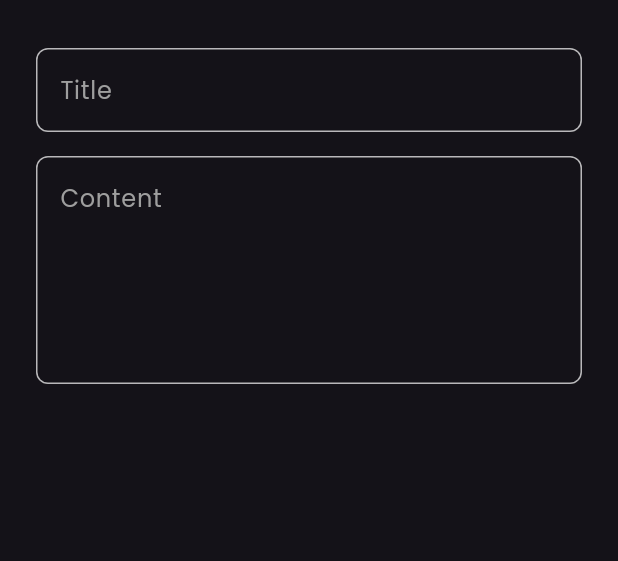
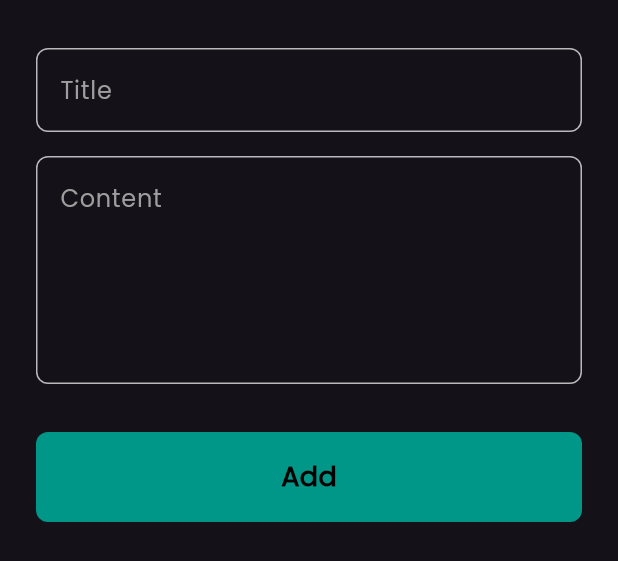
Before and after one commit to KemoEmam/Noted, a Flutter app: the AddNoteBottomSheet widget shown alone on an empty page, opened directly, on a phone screen of 412 x 824 dp. Shown: the top 561 px of the screen. Run offline on Flutter 3.47's test engine with Material 3 defaults, Android fonts, the phone set to English and light mode, and no system bars; our stand-ins replace font_awesome_flutter.

Commit message:
finish note bottom sheet

```diff
--- a/lib/widgets/add_note_bottom_sheet.dart
+++ b/lib/widgets/add_note_bottom_sheet.dart
@@ -9,6 +9,7 @@ class AddNoteBottomSheet extends StatelessWidget {
   Widget build(BuildContext context) {
     return Padding(
       padding: const EdgeInsets.only(top: 32, right: 24, left: 24),
+      child: SingleChildScrollView(
         child: Column(
           children: [
             CustomTextField(
@@ -25,9 +26,40 @@ class AddNoteBottomSheet extends StatelessWidget {
               focusedBorderColor: kPrimaryColor,
               textColor: Colors.grey,
               maxLines: 5,
-          )
+            ),
+            const SizedBox(
+              height: 32,
+            ),
+            const CustomButton(),
+            const SizedBox(
+              height: 20,
+            ),
           ],
+        ),
       ),
     );
   }
 }
+
+class CustomButton extends StatelessWidget {
+  const CustomButton({super.key});
+
+  @override
+  Widget build(BuildContext context) {
+    return Container(
+      width: MediaQuery.of(context).size.width,
+      height: 60,
+      decoration: BoxDecoration(
+        borderRadius: BorderRadius.circular(8),
+        color: kPrimaryColor,
+      ),
+      child: const Center(
+        child: Text(
+          'Add',
+          style: TextStyle(
+              color: Colors.black, fontSize: 18, fontWeight: FontWeight.w600),
+        ),
+      ),
+    );
+  }
+}
```
Lines whose indentation alone changed are shown as unchanged.
